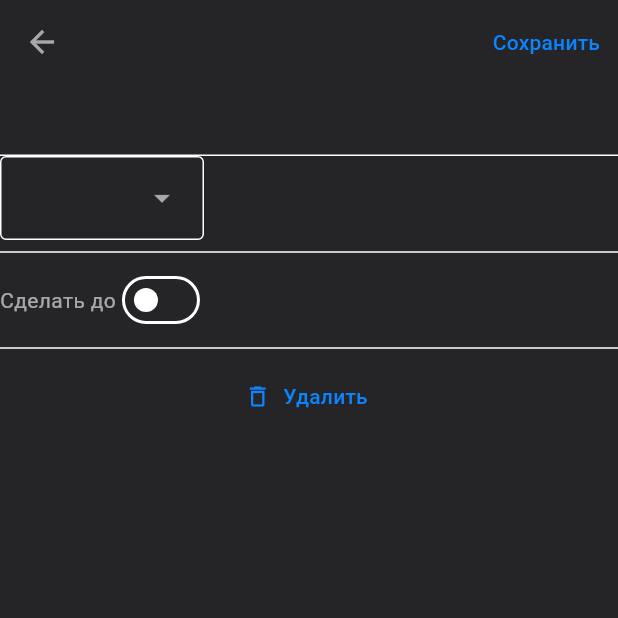
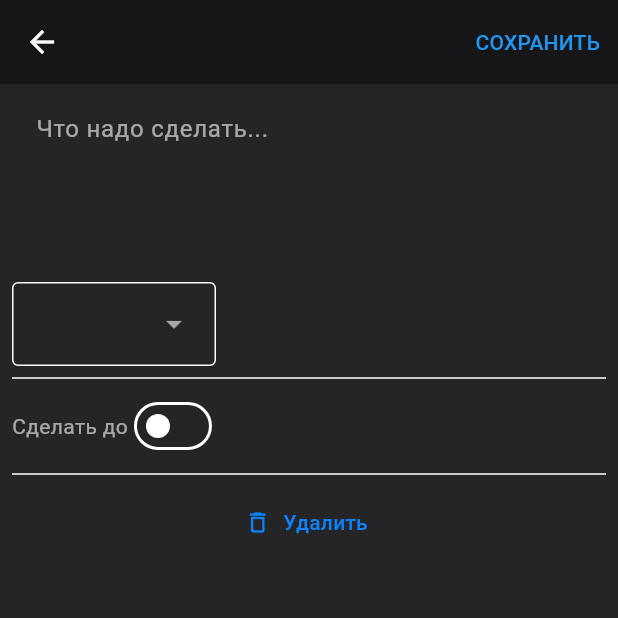
Before and after one commit to osekine/ToDoApp, a Flutter app: the NewChoreScreen screen opened directly, on a phone screen of 412 x 824 dp, the top half of it. Run offline on Flutter 3.47's test engine with Material 3 defaults, Android fonts, the phone set to English and light mode, and no system bars; our stand-ins replace google_fonts.

Commit message:
format a textField

```diff
--- a/lib/screens/new_chore.dart
+++ b/lib/screens/new_chore.dart
@@ -1,5 +1,6 @@
 import 'package:flutter/material.dart';
 import 'package:flutter/widgets.dart';
+import 'package:to_do_app/constants/text.dart';
 import 'package:to_do_app/models/chore.dart';
 
 class NewChoreScreen extends StatelessWidget {
@@ -7,8 +8,11 @@ class NewChoreScreen extends StatelessWidget {
 
   @override
   Widget build(BuildContext context) {
+    final colors = Theme.of(context).colorScheme;
     return Scaffold(
       appBar: AppBar(
+        backgroundColor: colors.background,
+        foregroundColor: colors.onBackground,
         leading: IconButton(
           icon: const Icon(Icons.arrow_back),
           onPressed: () => Navigator.pop(context),
@@ -16,13 +20,36 @@ class NewChoreScreen extends StatelessWidget {
         actions: [
           TextButton(
             onPressed: () => Navigator.pop(context),
-            child: const Text('Сохранить'),
+            child: Text('Сохранить'.toUpperCase(),
+                style: TextOption.getCustomStyle(
+                    style: TextStyles.button, color: Colors.blue)),
           )
         ],
       ),
-      body: ListView(
+      body: Padding(
+        padding: const EdgeInsets.all(8.0),
+        child: ListView(
           children: [
-          const TextField(),
+            TextField(
+              maxLines: null,
+              minLines: 5,
+              style: TextOption.getCustomStyle(
+                  style: TextStyles.body, color: colors.onBackground),
+              decoration: InputDecoration(
+                filled: true,
+                isDense: true,
+                fillColor: colors.surface,
+                hintText: 'Что надо сделать...',
+                hintStyle: TextOption.getCustomStyle(
+                    style: TextStyles.body, color: colors.onSurface),
+                border: const OutlineInputBorder(
+                  borderRadius: BorderRadius.all(
+                    Radius.circular(8),
+                  ),
+                  borderSide: BorderSide.none,
+                ),
+              ),
+            ),
             DropdownMenu(
                 dropdownMenuEntries: Priority.values
                     .map((e) => DropdownMenuEntry(value: e, label: e.name))
@@ -41,6 +68,7 @@ class NewChoreScreen extends StatelessWidget {
                 label: const Text('Удалить')),
           ],
         ),
+      ),
     );
   }
 }
```
Lines whose indentation alone changed are shown as unchanged.
